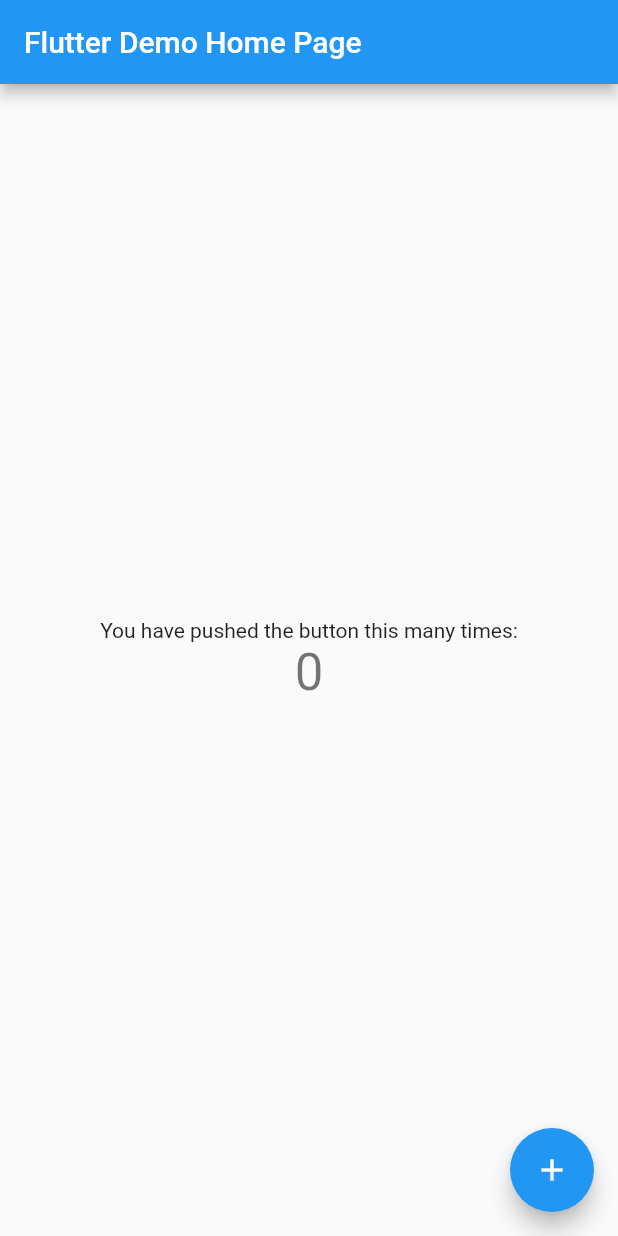
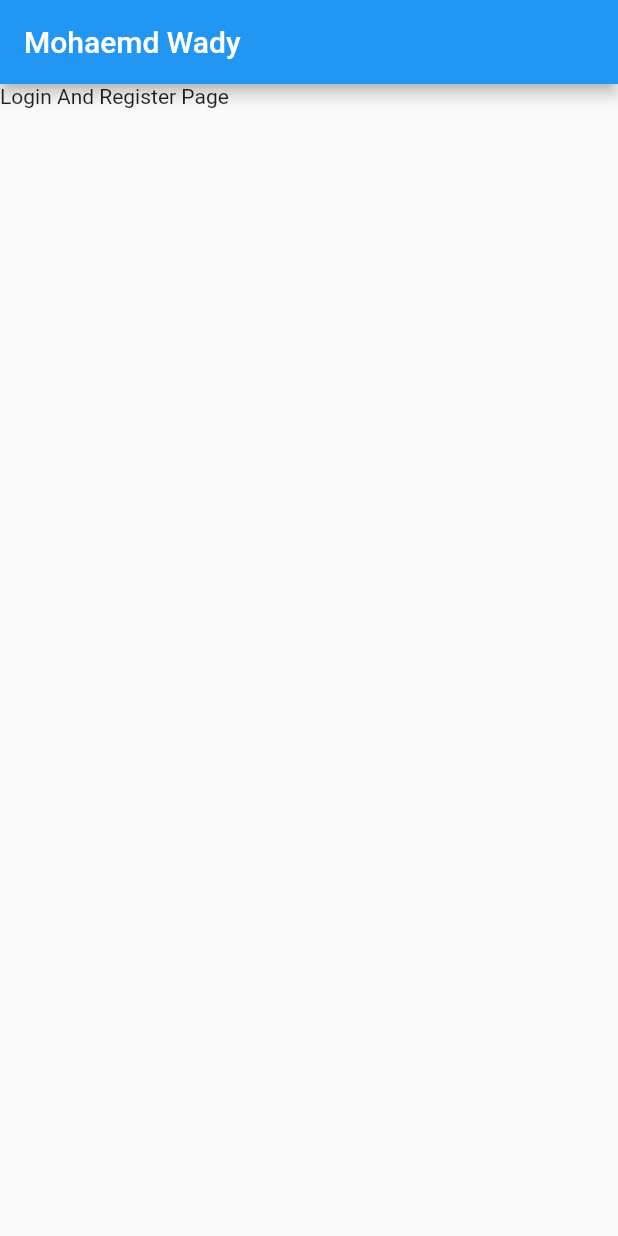
Before and after one commit to mohammed-wagdy/crypto_dtation, a Flutter app: the screen it shows after launch, on a phone screen of 412 x 824 dp. Run offline on Flutter 3.47's test engine with Material 2 defaults, Android fonts, the phone set to English and light mode, and no system bars; our stand-ins replace get.

Commit message:
add files project

```diff
--- a/lib/main.dart
+++ b/lib/main.dart
@@ -1,4 +1,6 @@
+import 'package:crypto_station/routes/app_pages.dart';
 import 'package:flutter/material.dart';
+import 'package:get/get.dart';
 
 void main() {
   runApp(MyApp());
@@ -8,106 +10,11 @@
   // This widget is the root of your application.
   @override
   Widget build(BuildContext context) {
-    return MaterialApp(
+    return GetMaterialApp(
+      debugShowCheckedModeBanner: false,
+      initialRoute: AppPages.INITIAL,
+      getPages: AppPages.routes,
       title: 'Crypto Station',
-      theme: ThemeData(
-        // This is the theme of your application.
-        //
-        // Try running your application with "flutter run". You'll see the
-        // application has a blue toolbar. Then, without quitting the app, try
-        // changing the primarySwatch below to Colors.green and then invoke
-        // "hot reload" (press "r" in the console where you ran "flutter run",
-        // or simply save your changes to "hot reload" in a Flutter IDE).
-        // Notice that the counter didn't reset back to zero; the application
-        // is not restarted.
-        primarySwatch: Colors.blue,
-      ),
-      home: MyHomePage(title: 'Flutter Demo Home Page'),
     );
   }
 }
-
-class MyHomePage extends StatefulWidget {
-  MyHomePage({Key? key, required this.title}) : super(key: key);
-
-  // This widget is the home page of your application. It is stateful, meaning
-  // that it has a State object (defined below) that contains fields that affect
-  // how it looks.
-
-  // This class is the configuration for the state. It holds the values (in this
-  // case the title) provided by the parent (in this case the App widget) and
-  // used by the build method of the State. Fields in a Widget subclass are
-  // always marked "final".
-
-  final String title;
-
-  @override
-  _MyHomePageState createState() => _MyHomePageState();
-}
-
-class _MyHomePageState extends State<MyHomePage> {
-  int _counter = 0;
-
-  void _incrementCounter() {
-    setState(() {
-      // This call to setState tells the Flutter framework that something has
-      // changed in this State, which causes it to rerun the build method below
-      // so that the display can reflect the updated values. If we changed
-      // _counter without calling setState(), then the build method would not be
-      // called again, and so nothing would appear to happen.
-      _counter++;
-    });
-  }
-
-  @override
-  Widget build(BuildContext context) {
-    // This method is rerun every time setState is called, for instance as done
-    // by the _incrementCounter method above.
-    //
-    // The Flutter framework has been optimized to make rerunning build methods
-    // fast, so that you can just rebuild anything that needs updating rather
-    // than having to individually change instances of widgets.
-    return Scaffold(
-      appBar: AppBar(
-        // Here we take the value from the MyHomePage object that was created by
-        // the App.build method, and use it to set our appbar title.
-        title: Text(widget.title),
-      ),
-      body: Center(
-        // Center is a layout widget. It takes a single child and positions it
-        // in the middle of the parent.
-        child: Column(
-          // Column is also a layout widget. It takes a list of children and
-          // arranges them vertically. By default, it sizes itself to fit its
-          // children horizontally, and tries to be as tall as its parent.
-          //
-          // Invoke "debug painting" (press "p" in the console, choose the
-          // "Toggle Debug Paint" action from the Flutter Inspector in Android
-          // Studio, or the "Toggle Debug Paint" command in Visual Studio Code)
-          // to see the wireframe for each widget.
-          //
-          // Column has various properties to control how it sizes itself and
-          // how it positions its children. Here we use mainAxisAlignment to
-          // center the children vertically; the main axis here is the vertical
-          // axis because Columns are vertical (the cross axis would be
-          // horizontal).
-          mainAxisAlignment: MainAxisAlignment.center,
-          children: <Widget>[
-            Text(
-              'You have pushed the button this many times:',
-            ),
-            Text(
-              '$_counter',
-              style: Theme.of(context).textTheme.headline4,
-            ),
-          ],
-        ),
-      ),
-      floatingActionButton: FloatingActionButton(
-        onPressed: _incrementCounter,
-        tooltip: 'Increment',
-        child: Icon(Icons.add),
-      ), // This trailing comma makes auto-formatting nicer for build methods.
-    );
-  }
-}
--- /dev/null
+++ b/lib/routes/app_pages.dart
@@ -0,0 +1,13 @@
+
+import 'package:crypto_station/routes/app_routes.dart';
+import 'package:crypto_station/views/auth_screen.dart';
+import 'package:get/get.dart';
+
+class AppPages {
+
+  static const INITIAL = Routes.LOGIN;
+
+  static final routes = <GetPage<dynamic>>[
+     GetPage(name: Routes.LOGIN, page: () => AuthScreen()),
+  ];
+}
--- /dev/null
+++ b/lib/routes/app_routes.dart
@@ -0,0 +1,3 @@
+abstract class Routes {
+  static const LOGIN = '/login';
+}
--- /dev/null
+++ b/lib/views/auth_screen.dart
@@ -0,0 +1,13 @@
+import 'package:flutter/material.dart';
+
+class AuthScreen extends StatelessWidget {
+  @override
+  Widget build(BuildContext context) {
+    return Scaffold(
+      appBar: AppBar(
+        title: Text("Mohaemd Wady"),
+      ),
+      body: Text("Login And Register Page"),
+    );
+  }
+}
--- a/pubspec.yaml
+++ b/pubspec.yaml
@@ -28,6 +28,7 @@
   # The following adds the Cupertino Icons font to your application.
   # Use with the CupertinoIcons class for iOS style icons.
   cupertino_icons: ^1.0.2
+  get: ^4.1.4
 
 dev_dependencies:
   flutter_test:
```
Also changed, not shown: lib/constants.dart (added), pubspec.lock, 1 other file.
